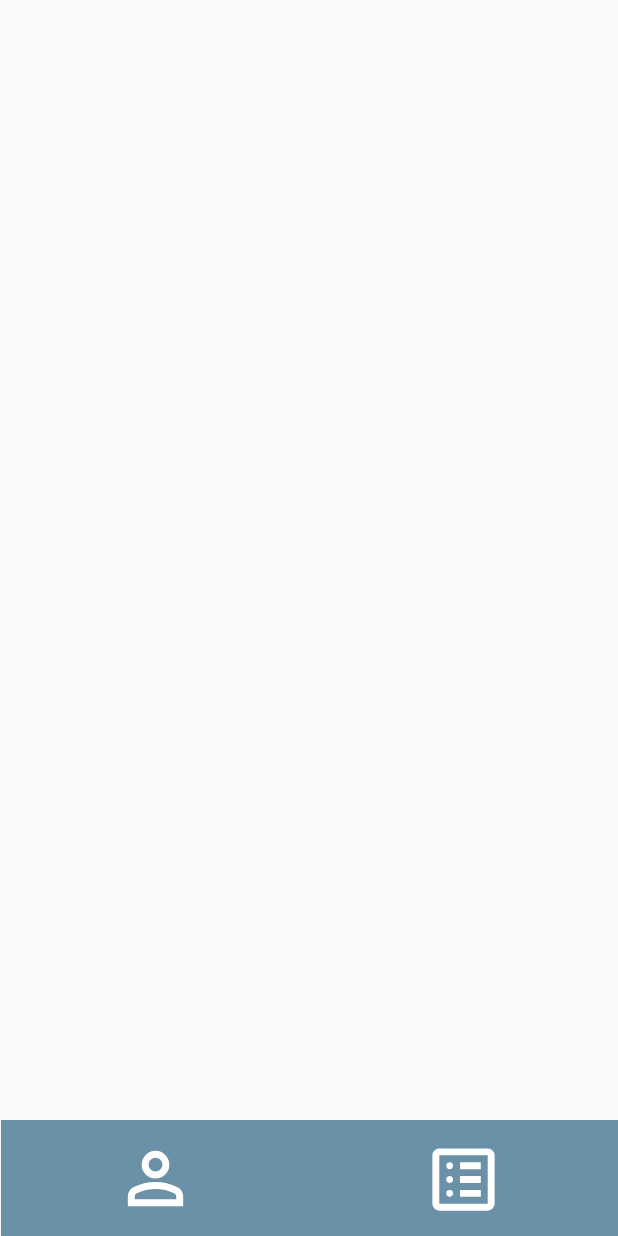
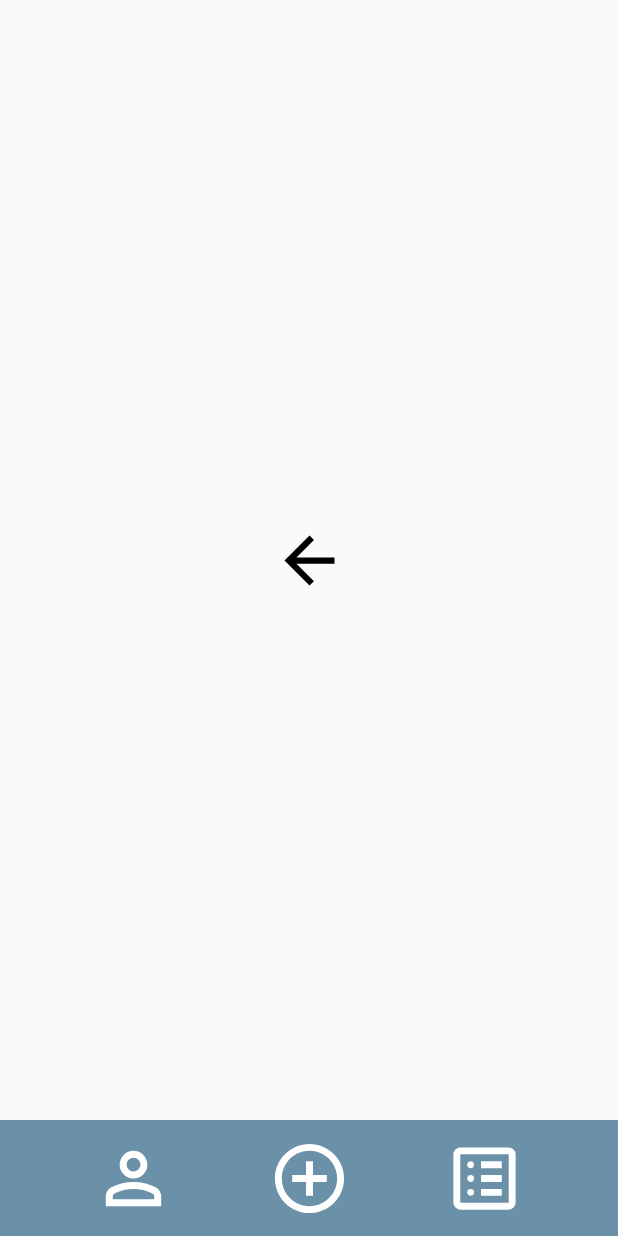
Before and after one commit to Monty-Aletheia/OdontoPrev-Mobile, an Android app: the MenuActivity screen opened directly, with no data from a screen before it, on a phone screen of 412 x 824 dp. Run offline under Robolectric (Android 15) with nearby library versions, the phone set to English and light mode, and no system bars; our stand-ins replace navigation-ui.

Commit message:
feat:  adding navigation feature

```diff
--- a/app/build.gradle.kts
+++ b/app/build.gradle.kts
@@ -39,6 +39,8 @@ android {
 
 dependencies {
 
+    implementation(libs.androidx.navigation.ui)
+    implementation(libs.androidx.navigation.fragment)
     implementation(libs.androidx.core.ktx)
     implementation(libs.androidx.appcompat)
     implementation(libs.material)
--- a/app/src/main/java/br/com/fiap/challenge/ui/login/MenuActivity.kt
+++ b/app/src/main/java/br/com/fiap/challenge/ui/login/MenuActivity.kt
@@ -5,11 +5,16 @@ import androidx.activity.enableEdgeToEdge
 import androidx.appcompat.app.AppCompatActivity
 import androidx.core.view.ViewCompat
 import androidx.core.view.WindowInsetsCompat
+import androidx.navigation.NavController
+import androidx.navigation.fragment.NavHostFragment
+import androidx.navigation.ui.setupActionBarWithNavController
 import br.com.fiap.challenge.R
 import br.com.fiap.challenge.databinding.ActivityMenuBinding
 
 class MenuActivity : AppCompatActivity() {
     lateinit var binding: ActivityMenuBinding
+    private lateinit var navController: NavController
+
 
     override fun onCreate(savedInstanceState: Bundle?) {
         super.onCreate(savedInstanceState)
@@ -24,6 +29,7 @@ class MenuActivity : AppCompatActivity() {
             insets
         }
 
+        val navHostFragment = supportFragmentManager.findFragmentById(R.id.fragmentContainerView4) as NavHostFragment
 
 
     }
--- a/app/src/main/java/br/com/fiap/challenge/ui/login/ProfileFragment.kt
+++ b/app/src/main/java/br/com/fiap/challenge/ui/login/ProfileFragment.kt
@@ -6,16 +6,24 @@ import android.view.LayoutInflater
 import android.view.View
 import android.view.ViewGroup
 import br.com.fiap.challenge.R
+import br.com.fiap.challenge.databinding.FragmentProfileBinding
 
 class ProfileFragment : Fragment() {
+    private var _binding: FragmentProfileBinding? = null
+    private val binding get() = _binding!!
 
 
     override fun onCreateView(
         inflater: LayoutInflater, container: ViewGroup?,
         savedInstanceState: Bundle?
     ): View? {
-        // Inflate the layout for this fragment
-        return inflater.inflate(R.layout.fragment_profile, container, false)
+        _binding = FragmentProfileBinding.inflate(inflater, container, false)
+        return binding.root
+    }
+
+    override fun onDestroyView() {
+        super.onDestroyView()
+        _binding = null
     }
 
 }
--- a/app/src/main/res/layout/activity_menu.xml
+++ b/app/src/main/res/layout/activity_menu.xml
@@ -9,9 +9,10 @@
 
     <androidx.fragment.app.FragmentContainerView
         android:id="@+id/fragmentContainerView4"
-        android:name="br.com.fiap.challenge.ui.login.ProfileFragment"
+        android:name="androidx.navigation.fragment.NavHostFragment"
         android:layout_width="0dp"
         android:layout_height="0dp"
+        app:navGraph="@navigation/nav_graph"
         app:layout_constraintTop_toTopOf="parent"
         app:layout_constraintStart_toStartOf="parent"
         app:layout_constraintEnd_toEndOf="parent"
@@ -19,7 +20,7 @@
 
     <View
         android:id="@+id/viewBackgroundFooter"
-        android:layout_width="411dp"
+        android:layout_width="0dp"
         android:layout_height="77dp"
         android:background="@color/light_blue"
         app:layout_constraintBottom_toBottomOf="parent"
@@ -35,7 +36,7 @@
         app:layout_constraintHorizontal_bias="0.5"
         app:layout_constraintStart_toEndOf="@+id/imageViewProfileIcon"
         app:layout_constraintTop_toTopOf="@+id/imageViewProfileIcon"
-        tools:srcCompat="@drawable/add_icon" />
+        android:src="@drawable/add_icon" />
 
     <ImageView
         android:id="@+id/imageViewListIcon"
--- a/app/src/main/res/layout/fragment_profile.xml
+++ b/app/src/main/res/layout/fragment_profile.xml
@@ -14,6 +14,6 @@
         app:layout_constraintEnd_toEndOf="parent"
         app:layout_constraintStart_toStartOf="parent"
         app:layout_constraintTop_toTopOf="parent"
-        tools:src="@tools:sample/avatars" />
+        android:src="@drawable/arrow_back_24dp_000000_fill0_wght400_grad0_opsz24" />
 
 </androidx.constraintlayout.widget.ConstraintLayout>
--- /dev/null
+++ b/app/src/main/res/navigation/nav_graph.xml
@@ -0,0 +1,13 @@
+<?xml version="1.0" encoding="utf-8"?>
+<navigation xmlns:android="http://schemas.android.com/apk/res/android"
+    xmlns:app="http://schemas.android.com/apk/res-auto"
+    xmlns:tools="http://schemas.android.com/tools"
+    android:id="@+id/nav_graph.xml"
+    app:startDestination="@id/profileFragment">
+
+    <fragment
+        android:id="@+id/profileFragment"
+        android:name="br.com.fiap.challenge.ui.login.ProfileFragment"
+        android:label="fragment_profile"
+        tools:layout="@layout/fragment_profile" />
+</navigation>
--- a/gradle/libs.versions.toml
+++ b/gradle/libs.versions.toml
@@ -1,5 +1,5 @@
 [versions]
-agp = "8.3.1"
+agp = "8.3.2"
 kotlin = "1.9.0"
 coreKtx = "1.10.1"
 junit = "4.13.2"
@@ -9,8 +9,11 @@ appcompat = "1.6.1"
 material = "1.10.0"
 activity = "1.8.0"
 constraintlayout = "2.1.4"
+navVersion = "2.8.2"
 
 [libraries]
+androidx-navigation-ui = { group = "androidx.navigation", name = "navigation-ui-ktx", version.ref = "navVersion" }
+androidx-navigation-fragment = { group = "androidx.navigation", name = "navigation-fragment-ktx", version.ref = "navVersion" }
 androidx-core-ktx = { group = "androidx.core", name = "core-ktx", version.ref = "coreKtx" }
 junit = { group = "junit", name = "junit", version.ref = "junit" }
 androidx-junit = { group = "androidx.test.ext", name = "junit", version.ref = "junitVersion" }
```
Also changed, not shown: app/src/main/java/br/com/fiap/challenge/ui/login/LoginActivity.kt (+10 -0 lines).
